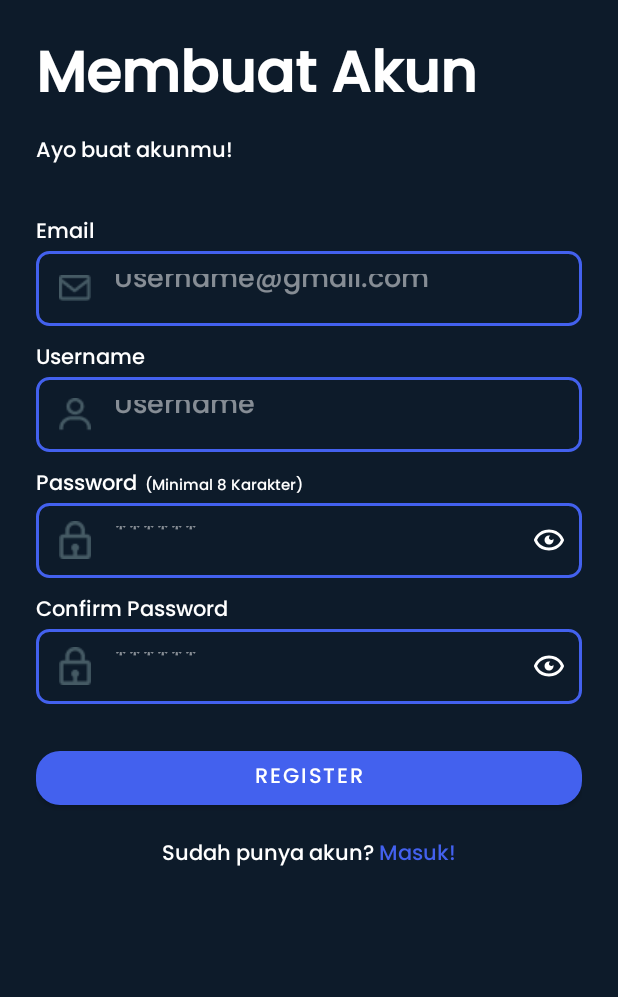
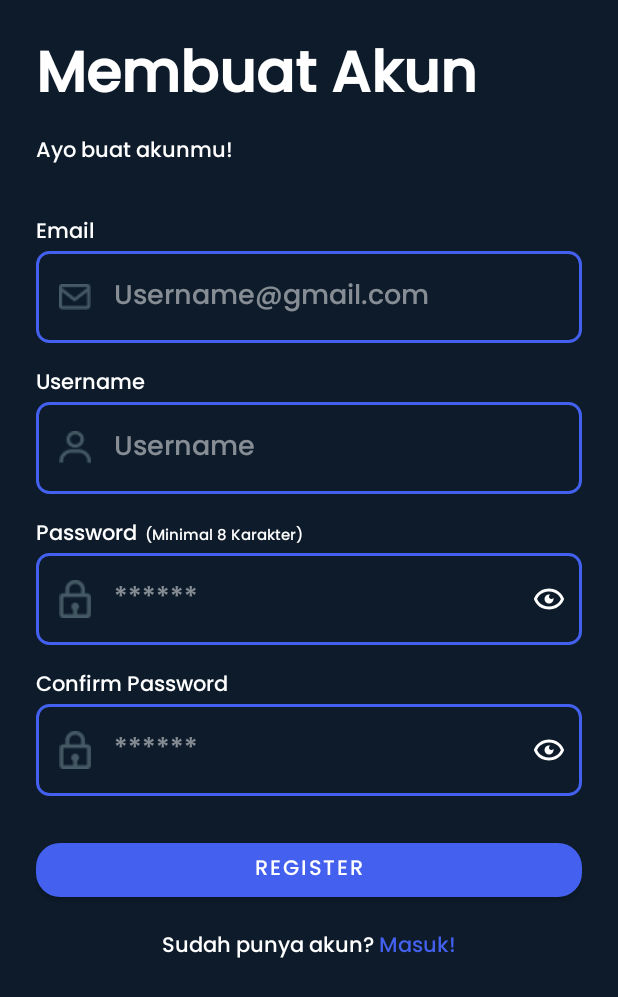
Before and after one commit to onesusnayir/Tugas-Besar-Platform, an Android app: the screen it shows after launch (RegisterActivity), after a tap on "Daftar!", on a phone screen of 412 x 824 dp. Shown: the top 997 px of the screen. Run offline under Robolectric (Android 15) with nearby library versions, the phone set to English and light mode, and no system bars; 2 other taps on this screen came first.

Commit message:
Rapihin layout and fix error

```diff
--- a/app/src/main/res/layout/activity_all_comics.xml
+++ b/app/src/main/res/layout/activity_all_comics.xml
@@ -32,7 +32,7 @@
             android:layout_width="wrap_content"
             android:layout_height="wrap_content"
             android:text="All Comics!"
-            android:textSize="28sp"
+            android:textSize="20sp"
             android:textStyle="bold"
             android:layout_marginStart="5dp"
             android:textColor="#FFFFFF"/>
--- a/app/src/main/res/layout/activity_login.xml
+++ b/app/src/main/res/layout/activity_login.xml
@@ -40,6 +40,7 @@
                 android:id="@+id/email"
                 android:layout_width="match_parent"
                 android:layout_height="wrap_content"
+                android:layout_marginBottom="15dp"
                 android:gravity="center_vertical"
                 android:padding="15dp"
                 android:background="@drawable/rounded"
--- a/app/src/main/res/layout/activity_register.xml
+++ b/app/src/main/res/layout/activity_register.xml
@@ -37,8 +37,8 @@
             android:text="Email"/>
         <LinearLayout
             android:layout_width="match_parent"
-            android:layout_height="50dp"
-            android:layout_marginBottom="10dp"
+            android:layout_height="wrap_content"
+            android:layout_marginBottom="15dp"
             android:orientation="horizontal"
             android:background="@drawable/rounded"
             android:gravity="center_vertical">
@@ -47,17 +47,18 @@
                 android:layout_height="wrap_content"
                 android:layout_marginStart="15dp"
                 android:src="@drawable/email"/>
+
             <EditText
                 android:id="@+id/email"
                 android:layout_width="match_parent"
-                android:layout_height="match_parent"
-                android:padding="15dp"
+                android:layout_height="wrap_content"
                 android:background="@null"
                 android:gravity="center_vertical"
                 android:hint="Username@gmail.com"
+                android:imeOptions="actionNext"
+                android:padding="15dp"
                 android:textColor="@color/white"
-                android:textColorHint="#80FFFFFF"
-                android:imeOptions="actionNext"/>
+                android:textColorHint="#80FFFFFF" />
         </LinearLayout>
 
         <TextView
@@ -66,8 +67,8 @@
             android:text="Username"/>
         <LinearLayout
             android:layout_width="match_parent"
-            android:layout_height="50dp"
-            android:layout_marginBottom="10dp"
+            android:layout_height="wrap_content"
+            android:layout_marginBottom="15dp"
             android:orientation="horizontal"
             android:background="@drawable/rounded"
             android:gravity="center_vertical">
@@ -106,8 +107,8 @@
         </LinearLayout>
         <LinearLayout
             android:layout_width="match_parent"
-            android:layout_height="50dp"
-            android:layout_marginBottom="10dp"
+            android:layout_height="wrap_content"
+            android:layout_marginBottom="15dp"
             android:orientation="horizontal"
             android:background="@drawable/rounded"
             android:gravity="center_vertical">
@@ -144,7 +145,7 @@
             android:text="Confirm Password"/>
         <LinearLayout
             android:layout_width="match_parent"
-            android:layout_height="50dp"
+            android:layout_height="wrap_content"
             android:layout_marginBottom="10dp"
             android:orientation="horizontal"
             android:background="@drawable/rounded"
--- a/app/src/main/res/layout/layout_write_review.xml
+++ b/app/src/main/res/layout/layout_write_review.xml
@@ -151,13 +151,14 @@
             android:layout_width="match_parent"
             android:layout_height="wrap_content"
             android:orientation="horizontal"
-            android:paddingStart="50dp">
+            android:paddingStart="48dp">
             <Button
                 android:id="@+id/edit_user_review"
                 android:layout_width="0dp"
                 android:layout_height="wrap_content"
                 android:layout_weight="1"
                 android:text="Edit Review"
+                android:textColor="@color/white"
                 android:layout_marginEnd="8dp"
                 android:backgroundTint="@color/light_blue"
                 />
@@ -168,6 +169,7 @@
                 android:layout_weight="1"
                 android:layout_marginStart="8dp"
                 android:backgroundTint="@color/light_blue"
+                android:textColor="@color/white"
                 android:text="Delete Review"/>
         </LinearLayout>
     </LinearLayout>
```
Also changed, not shown: app/src/main/java/com/example/manchingu/activities/AllComicsActivity.java (+11 -0 lines), app/src/main/res/layout/activity_comic_detail.xml (+13 -14 lines), app/src/main/res/layout/fragment_bookmark.xml (+15 -9 lines), app/src/main/res/layout/fragment_home.xml (+4 -3 lines), app/src/main/res/layout/item_banner.xml (indentation only).
